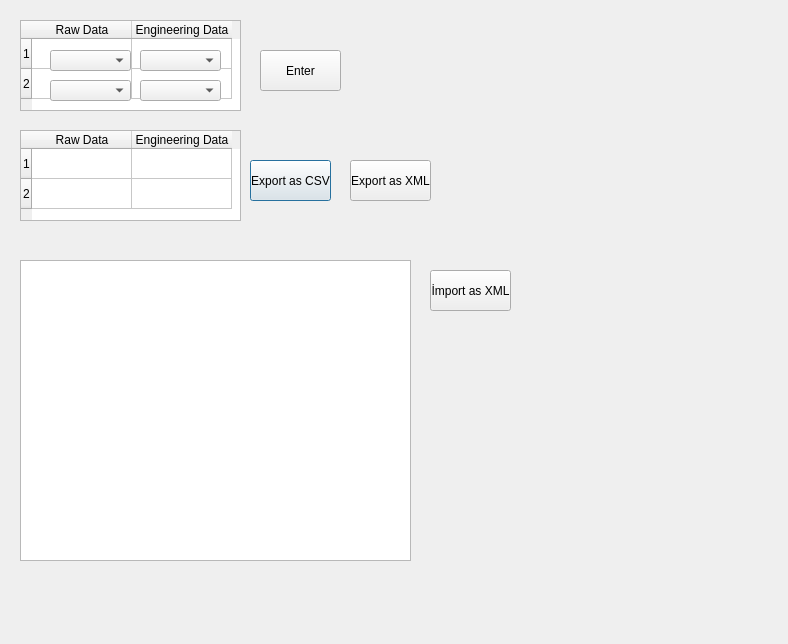
Qt form QtGuiApplication14/QtGuiClass.ui (AslihanPamuk/QtGuiApplication14) before a commit.
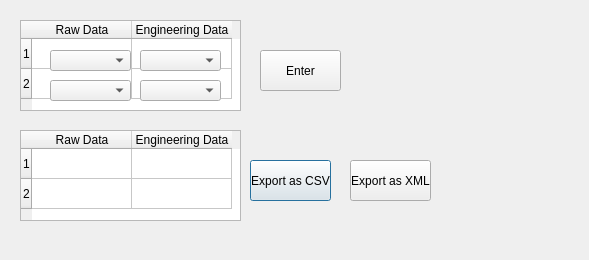
The same form after that commit.

Diff of the .ui file:
```diff
--- a/QtGuiApplication14/QtGuiClass.ui
+++ b/QtGuiApplication14/QtGuiClass.ui
@@ -6,8 +6,8 @@
    <rect>
     <x>0</x>
     <y>0</y>
-    <width>788</width>
-    <height>644</height>
+    <width>589</width>
+    <height>260</height>
    </rect>
   </property>
   <property name="windowTitle">
@@ -272,29 +272,6 @@
     <string>Export as XML</string>
    </property>
   </widget>
-  <widget class="QPlainTextEdit" name="plainTextEdit">
-   <property name="geometry">
-    <rect>
-     <x>20</x>
-     <y>260</y>
-     <width>391</width>
-     <height>301</height>
-    </rect>
-   </property>
-  </widget>
-  <widget class="QPushButton" name="pushButton_4">
-   <property name="geometry">
-    <rect>
-     <x>430</x>
-     <y>270</y>
-     <width>81</width>
-     <height>41</height>
-    </rect>
-   </property>
-   <property name="text">
-    <string>İmport as XML</string>
-   </property>
-  </widget>
  </widget>
  <layoutdefault spacing="6" margin="11"/>
  <resources/>
```
